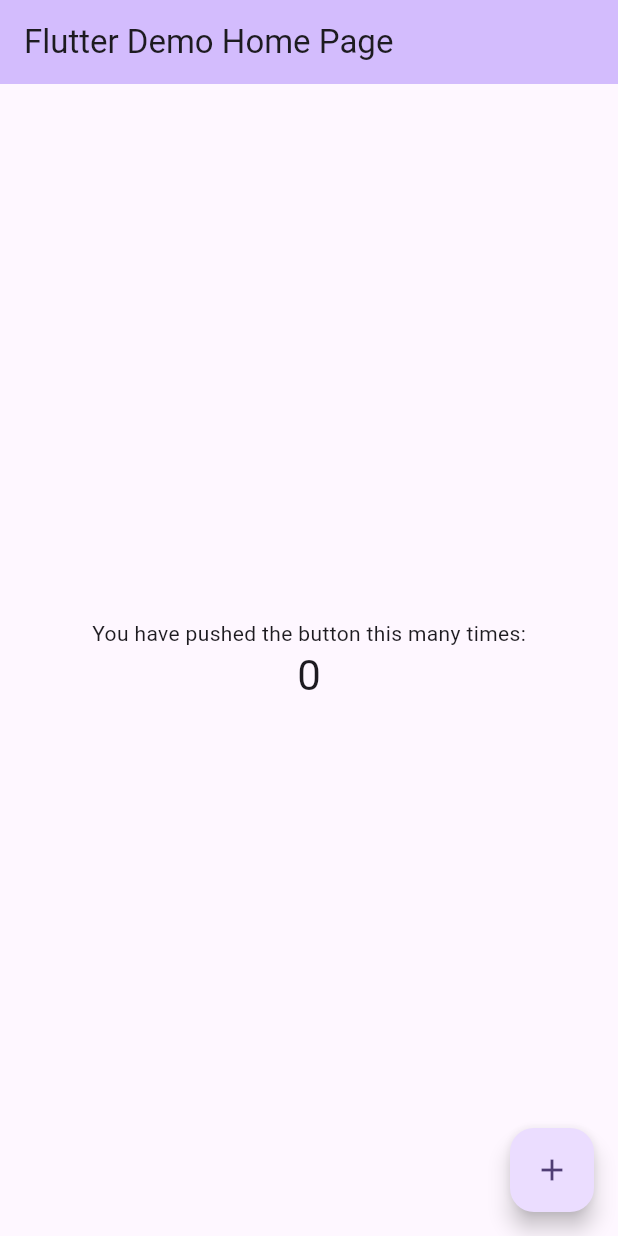
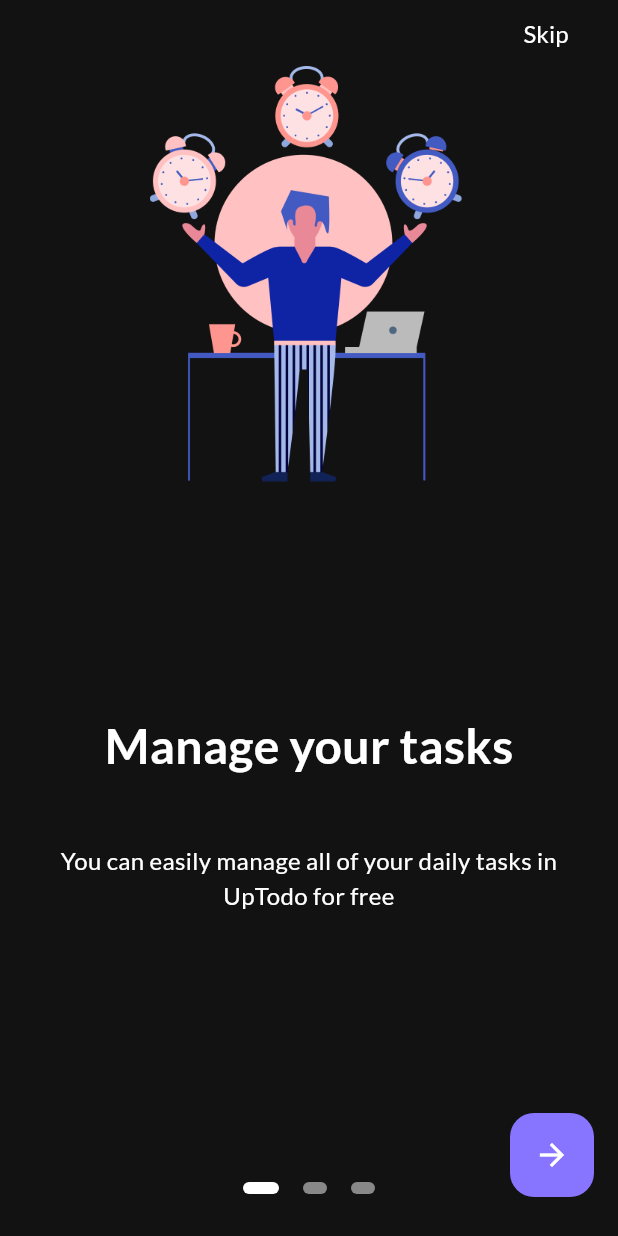
Before and after one commit to maulss/To-Do-List-APP, a Flutter app: the screen it shows after launch, on a phone screen of 412 x 824 dp. Run offline on Flutter 3.47's test engine with Material 3 defaults, Android fonts, the phone set to English and light mode, and no system bars; drawn by our look-alikes of flutter_onboarding_slider; our stand-ins replace google_fonts.

Commit message:
On Boarding Done

```diff
--- /dev/null
+++ b/lib/constants/color_constant.dart
@@ -0,0 +1,6 @@
+import 'package:flutter/material.dart';
+
+class ColorConstant {
+  static const Color backgroundColor = Color(0xff121212);
+  static const Color buttonColor = Color(0xff8875FF);
+}
--- /dev/null
+++ b/lib/constants/text_style_constant.dart
@@ -0,0 +1,8 @@
+import 'package:flutter/material.dart';
+import 'package:google_fonts/google_fonts.dart';
+
+class TextStyleConstant {
+  static TextStyle lato = GoogleFonts.lato(
+    color: Colors.white,
+  );
+}
--- a/lib/main.dart
+++ b/lib/main.dart
@@ -1,4 +1,8 @@
 import 'package:flutter/material.dart';
+import 'package:todo_app/screens/splash_screen.dart';
+import 'package:todo_app/screens/home_screens.dart';
+import 'package:todo_app/screens/on_boarding_screen.dart';
+import 'package:todo_app/screens/welcome_screen.dart';
 
 void main() {
   runApp(const MyApp());
@@ -7,119 +11,18 @@ void main() {
 class MyApp extends StatelessWidget {
   const MyApp({super.key});
 
-  // This widget is the root of your application.
   @override
   Widget build(BuildContext context) {
     return MaterialApp(
+      debugShowCheckedModeBanner: false,
       title: 'Flutter Demo',
-      theme: ThemeData(
-        // This is the theme of your application.
-        //
-        // TRY THIS: Try running your application with "flutter run". You'll see
-        // the application has a purple toolbar. Then, without quitting the app,
-        // try changing the seedColor in the colorScheme below to Colors.green
-        // and then invoke "hot reload" (save your changes or press the "hot
-        // reload" button in a Flutter-supported IDE, or press "r" if you used
-        // the command line to start the app).
-        //
-        // Notice that the counter didn't reset back to zero; the application
-        // state is not lost during the reload. To reset the state, use hot
-        // restart instead.
-        //
-        // This works for code too, not just values: Most code changes can be
-        // tested with just a hot reload.
-        colorScheme: ColorScheme.fromSeed(seedColor: Colors.deepPurple),
-        useMaterial3: true,
-      ),
-      home: const MyHomePage(title: 'Flutter Demo Home Page'),
+      initialRoute: '/flash_screen',
+      routes: {
+        '/home_screen': (context) => HomeScreens(),
+        '/on_boarding': (context) => OnBoardingScreen(),
+        '/flash_screen': (context) => SplashScreen(),
+        '/welcome_screen': (context) => WelcomeScreen(),
+      },
     );
   }
 }
-
-class MyHomePage extends StatefulWidget {
-  const MyHomePage({super.key, required this.title});
-
-  // This widget is the home page of your application. It is stateful, meaning
-  // that it has a State object (defined below) that contains fields that affect
-  // how it looks.
-
-  // This class is the configuration for the state. It holds the values (in this
-  // case the title) provided by the parent (in this case the App widget) and
-  // used by the build method of the State. Fields in a Widget subclass are
-  // always marked "final".
-
-  final String title;
-
-  @override
-  State<MyHomePage> createState() => _MyHomePageState();
-}
-
-class _MyHomePageState extends State<MyHomePage> {
-  int _counter = 0;
-
-  void _incrementCounter() {
-    setState(() {
-      // This call to setState tells the Flutter framework that something has
-      // changed in this State, which causes it to rerun the build method below
-      // so that the display can reflect the updated values. If we changed
-      // _counter without calling setState(), then the build method would not be
-      // called again, and so nothing would appear to happen.
-      _counter++;
-    });
-  }
-
-  @override
-  Widget build(BuildContext context) {
-    // This method is rerun every time setState is called, for instance as done
-    // by the _incrementCounter method above.
-    //
-    // The Flutter framework has been optimized to make rerunning build methods
-    // fast, so that you can just rebuild anything that needs updating rather
-    // than having to individually change instances of widgets.
-    return Scaffold(
-      appBar: AppBar(
-        // TRY THIS: Try changing the color here to a specific color (to
-        // Colors.amber, perhaps?) and trigger a hot reload to see the AppBar
-        // change color while the other colors stay the same.
-        backgroundColor: Theme.of(context).colorScheme.inversePrimary,
-        // Here we take the value from the MyHomePage object that was created by
-        // the App.build method, and use it to set our appbar title.
-        title: Text(widget.title),
-      ),
-      body: Center(
-        // Center is a layout widget. It takes a single child and positions it
-        // in the middle of the parent.
-        child: Column(
-          // Column is also a layout widget. It takes a list of children and
-          // arranges them vertically. By default, it sizes itself to fit its
-          // children horizontally, and tries to be as tall as its parent.
-          //
-          // Column has various properties to control how it sizes itself and
-          // how it positions its children. Here we use mainAxisAlignment to
-          // center the children vertically; the main axis here is the vertical
-          // axis because Columns are vertical (the cross axis would be
-          // horizontal).
-          //
-          // TRY THIS: Invoke "debug painting" (choose the "Toggle Debug Paint"
-          // action in the IDE, or press "p" in the console), to see the
-          // wireframe for each widget.
-          mainAxisAlignment: MainAxisAlignment.center,
-          children: <Widget>[
-            const Text(
-              'You have pushed the button this many times:',
-            ),
-            Text(
-              '$_counter',
-              style: Theme.of(context).textTheme.headlineMedium,
-            ),
-          ],
-        ),
-      ),
-      floatingActionButton: FloatingActionButton(
-        onPressed: _incrementCounter,
-        tooltip: 'Increment',
-        child: const Icon(Icons.add),
-      ), // This trailing comma makes auto-formatting nicer for build methods.
-    );
-  }
-}
--- /dev/null
+++ b/lib/screens/on_boarding_screen.dart
@@ -0,0 +1,139 @@
+import 'package:flutter/material.dart';
+import 'package:flutter_onboarding_slider/flutter_onboarding_slider.dart';
+import 'package:todo_app/constants/color_constant.dart';
+import 'package:todo_app/constants/text_style_constant.dart';
+
+class OnBoardingScreen extends StatelessWidget {
+  const OnBoardingScreen({super.key});
+
+  @override
+  Widget build(BuildContext context) {
+    return Scaffold(
+      body: OnBoardingSlider(
+        finishButtonTextStyle: TextStyleConstant.lato.copyWith(
+          fontSize: 16,
+          fontWeight: FontWeight.bold,
+        ),
+        controllerColor: Colors.white,
+        centerBackground: true,
+        pageBackgroundColor: ColorConstant.backgroundColor,
+        headerBackgroundColor: ColorConstant.backgroundColor,
+        onFinish: () {
+          Navigator.pushNamed(context, "/welcome_screen");
+        },
+        finishButtonText: 'Get Started',
+        finishButtonStyle: const FinishButtonStyle(
+          backgroundColor: ColorConstant.buttonColor,
+        ),
+        skipTextButton: Text(
+          'Skip',
+          style: TextStyleConstant.lato.copyWith(
+            fontSize: 16,
+          ),
+        ),
+        trailing: const Text(
+          '',
+        ),
+        background: [
+          Image.asset(
+            "assets/images/Group 182.png",
+            height: 277,
+          ),
+          Image.asset(
+            "assets/images/Frame 162.png",
+            height: 277,
+          ),
+          Image.asset(
+            "assets/images/Frame 161.png",
+            height: 277,
+          ),
+        ],
+        totalPage: 3,
+        speed: 2,
+        pageBodies: [
+          Column(
+            mainAxisAlignment: MainAxisAlignment.end,
+            children: [
+              Text(
+                "Manage your tasks",
+                style: TextStyleConstant.lato.copyWith(
+                  fontSize: 32,
+                  fontWeight: FontWeight.bold,
+                ),
+              ),
+              Container(
+                padding: const EdgeInsets.only(
+                  top: 42,
+                  bottom: 180,
+                  left: 20,
+                  right: 20,
+                ),
+                child: Text(
+                  textAlign: TextAlign.center,
+                  "You can easily manage all of your daily tasks in UpTodo for free",
+                  style: TextStyleConstant.lato.copyWith(
+                    fontSize: 16,
+                  ),
+                ),
+              )
+            ],
+          ),
+          Column(
+            mainAxisAlignment: MainAxisAlignment.end,
+            children: [
+              Text(
+                "Create daily routine",
+                style: TextStyleConstant.lato.copyWith(
+                  fontSize: 32,
+                  fontWeight: FontWeight.bold,
+                ),
+              ),
+              Container(
+                padding: const EdgeInsets.only(
+                  top: 42,
+                  bottom: 180,
+                  left: 20,
+                  right: 20,
+                ),
+                child: Text(
+                  textAlign: TextAlign.center,
+                  "In Uptodo  you can create your personalized routine to stay productive",
+                  style: TextStyleConstant.lato.copyWith(
+                    fontSize: 16,
+                  ),
+                ),
+              )
+            ],
+          ),
+          Column(
+            mainAxisAlignment: MainAxisAlignment.end,
+            children: [
+              Text(
+                "Orgonaize your tasks",
+                style: TextStyleConstant.lato.copyWith(
+                  fontSize: 32,
+                  fontWeight: FontWeight.bold,
+                ),
+              ),
+              Container(
+                padding: const EdgeInsets.only(
+                  top: 42,
+                  bottom: 180,
+                  left: 20,
+                  right: 20,
+                ),
+                child: Text(
+                  textAlign: TextAlign.center,
+                  "You can organize your daily tasks by adding your tasks into separate categories",
+                  style: TextStyleConstant.lato.copyWith(
+                    fontSize: 16,
+                  ),
+                ),
+              )
+            ],
+          ),
+        ],
+      ),
+    );
+  }
+}
```
Also changed, not shown: lib/screens/home_screens.dart (added, +14 -0 lines), lib/screens/splash_screen.dart (added, +51 -0 lines), lib/screens/welcome_screen.dart (added, +88 -0 lines), pubspec.yaml (+6 -6 lines), assets/images/Frame 161.png (added), assets/images/Frame 162.png (added), assets/images/Group 182.png (added), assets/images/icon_logo.png (added), pubspec.lock, 3 other files.
